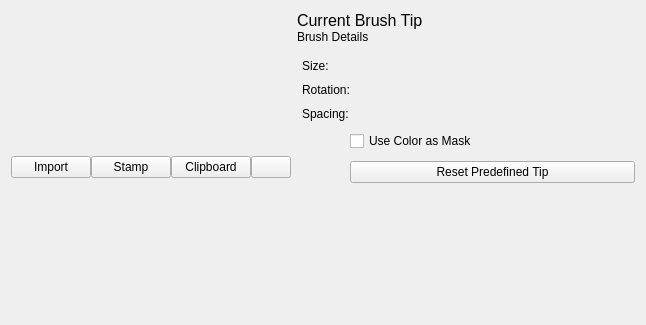
Old version of the form plugins/paintops/libpaintop/forms/wdgpredefinedbrushchooser.ui in the repository KDE/krita.
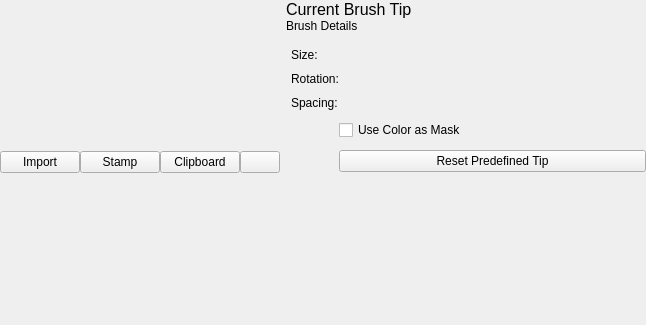
New version of the form. Custom widgets are drawn as their Qt base class.

Commit message: remove some superfluous borders and margins on brush tip UI

Patch:
```diff
--- a/plugins/paintops/libpaintop/forms/wdgpredefinedbrushchooser.ui
+++ b/plugins/paintops/libpaintop/forms/wdgpredefinedbrushchooser.ui
@@ -11,6 +11,21 @@
    </rect>
   </property>
   <layout class="QHBoxLayout" name="horizontalLayout_2">
+   <property name="spacing">
+    <number>6</number>
+   </property>
+   <property name="leftMargin">
+    <number>0</number>
+   </property>
+   <property name="topMargin">
+    <number>0</number>
+   </property>
+   <property name="rightMargin">
+    <number>0</number>
+   </property>
+   <property name="bottomMargin">
+    <number>0</number>
+   </property>
    <item>
     <layout class="QVBoxLayout" name="verticalLayout_2">
      <item>
@@ -19,16 +34,16 @@
         <number>0</number>
        </property>
        <property name="leftMargin">
-        <number>5</number>
+        <number>0</number>
        </property>
        <property name="topMargin">
-        <number>5</number>
+        <number>0</number>
        </property>
        <property name="rightMargin">
-        <number>5</number>
+        <number>0</number>
        </property>
        <property name="bottomMargin">
-        <number>5</number>
+        <number>0</number>
        </property>
       </layout>
      </item>
```
The commit also changes 1 other file.
